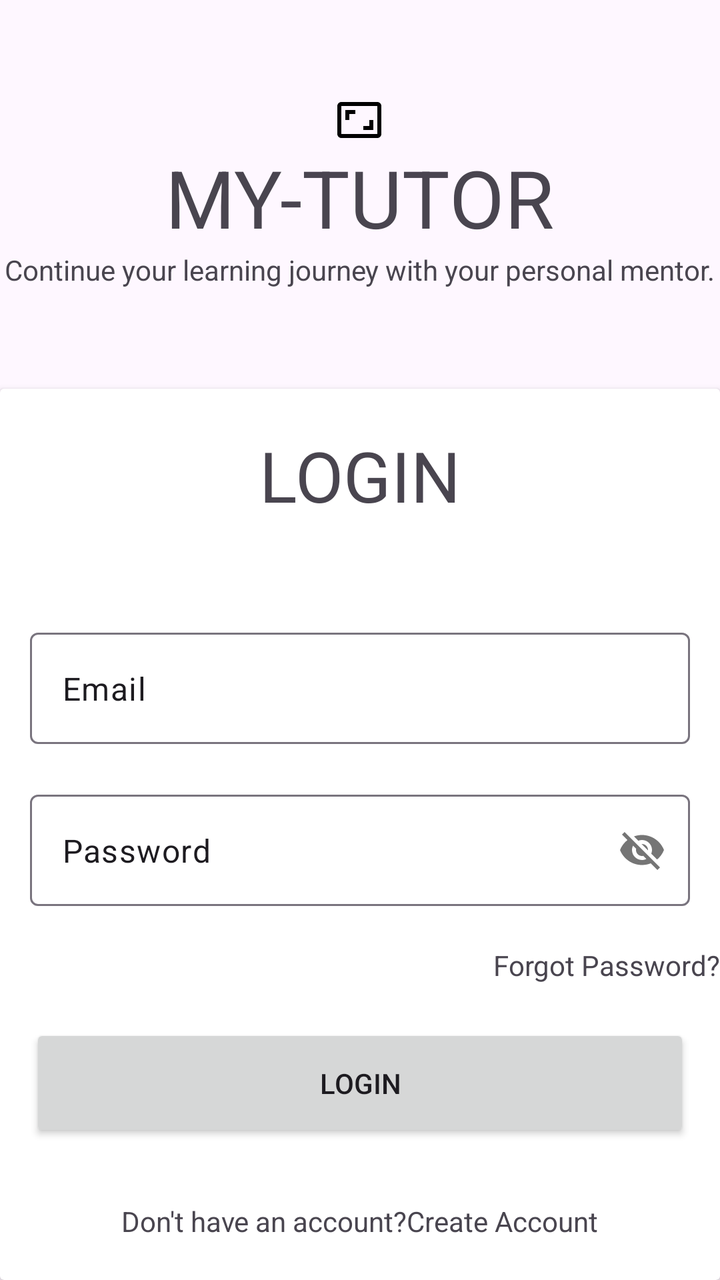
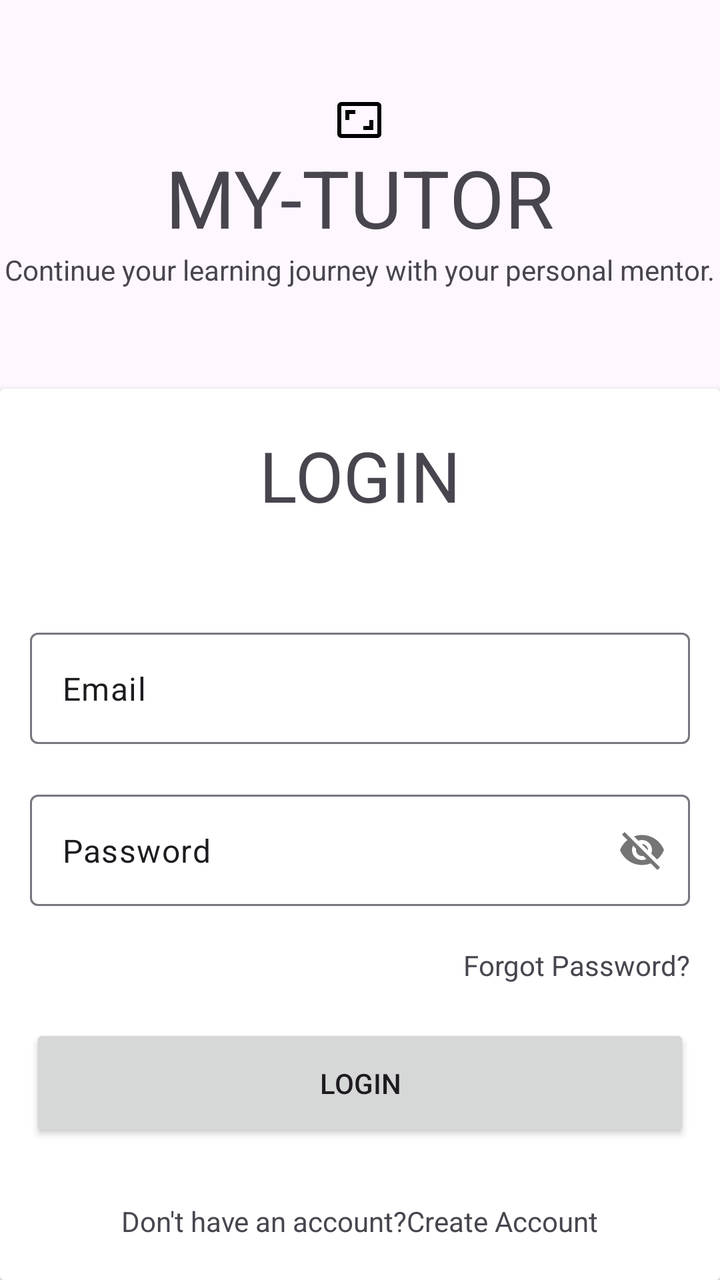

An Android layout rendered at two revisions. The XML below is the earlier revision; the diff shows what the commit changed to produce the second picture.
<!-- AndroidManifest.xml: application theme Theme.MyTutor -->
<!-- res/layout/activity_login.xml -->
<?xml version="1.0" encoding="utf-8"?>
<LinearLayout
    xmlns:android="http://schemas.android.com/apk/res/android"
    xmlns:app="http://schemas.android.com/apk/res-auto"
    xmlns:tools="http://schemas.android.com/tools"
    android:id="@+id/main"
    android:layout_width="match_parent"
    android:layout_height="match_parent"
    android:orientation="vertical"
    tools:context=".LoginActivity">


    <TextView
        android:layout_width="wrap_content"
        android:layout_height="wrap_content"
        android:text="My-Tutor"
        android:drawableTop="@drawable/outline_aspect_ratio_24"
        android:textAllCaps="true"
        android:textSize="40sp"
        android:layout_marginTop="48dp"
        android:layout_gravity="center"/>

    <TextView
        android:layout_width="wrap_content"
        android:layout_height="wrap_content"
        android:text="Continue your learning journey with your personal mentor."
        android:layout_gravity="center"/>

    
    <androidx.cardview.widget.CardView
        android:layout_width="360sp"
        android:layout_height="wrap_content"
        android:layout_marginTop="50dp"
        android:layout_gravity="center">



        <LinearLayout
            android:layout_width="match_parent"
            android:layout_height="wrap_content"
            android:orientation="vertical">

            <TextView
                android:layout_width="wrap_content"
                android:layout_height="wrap_content"
                android:layout_marginTop="20dp"
                android:text="LOGIN"
                android:layout_gravity="center"
                android:textSize="35sp"/>

            <com.google.android.material.textfield.TextInputLayout
                android:layout_width="330dp"
                android:layout_height="wrap_content"
                android:layout_gravity="center"
                android:layout_marginTop="50dp">
                <com.google.android.material.textfield.TextInputEditText
                    android:layout_width="match_parent"
                    android:layout_height="match_parent"
                    android:id="@+id/email"
                    android:text="Email"/>
            </com.google.android.material.textfield.TextInputLayout>

            <com.google.android.material.textfield.TextInputLayout
                android:layout_width="330dp"
                android:layout_height="wrap_content"
                android:layout_gravity="center"
                android:layout_marginTop="20dp"
                app:passwordToggleEnabled="true">
                <com.google.android.material.textfield.TextInputEditText
                    android:layout_width="match_parent"
                    android:layout_height="match_parent"
                    android:id="@+id/password"
                    android:text="Password"/>
            </com.google.android.material.textfield.TextInputLayout>
            <TextView
                android:layout_width="wrap_content"
                android:layout_height="wrap_content"
                android:id="@+id/forgotPassword"
                android:text="Forgot Password?"
                android:layout_gravity="right"
                android:layout_marginTop="20dp"/>

            <androidx.appcompat.widget.AppCompatButton
                android:layout_width="330dp"
                android:layout_height="wrap_content"
                android:id="@+id/loginBtn"
                android:layout_gravity="center"
                android:layout_marginTop="20dp"
                android:padding="20dp"
                android:text="Login"/>

            <TextView
                android:layout_width="wrap_content"
                android:layout_height="wrap_content"
                android:id="@+id/register"
                android:text="Don't have an account?Create Account"
                android:layout_gravity="center"
                android:layout_marginBottom="20dp"
                android:layout_marginTop="30dp"/>

        </LinearLayout>

    </androidx.cardview.widget.CardView>


</LinearLayout>
<!-- resources referenced by this layout -->
<resources>
  <!-- drawable outline_aspect_ratio_24 (drawable) -->
  <vector xmlns:android="http://schemas.android.com/apk/res/android" android:height="24dp" android:tint="#000000" android:viewportHeight="24" android:viewportWidth="24" android:width="24dp">
        
      <path android:fillColor="@android:color/white" android:pathData="M19,12h-2v3h-3v2h5v-5zM7,9h3L10,7L5,7v5h2L7,9zM21,3L3,3c-1.1,0 -2,0.9 -2,2v14c0,1.1 0.9,2 2,2h18c1.1,0 2,-0.9 2,-2L23,5c0,-1.1 -0.9,-2 -2,-2zM21,19.01L3,19.01L3,4.99h18v14.02z"/>
      
  </vector>
  <style name="Theme.MyTutor" parent="Base.Theme.MyTutor" />
  <style name="Base.Theme.MyTutor" parent="Theme.Material3.DayNight.NoActionBar">
          
          
      </style>
</resources>

<!-- the commit's change to res/layout/activity_login.xml (unified diff, before → after) -->
@@ -78,6 +78,7 @@
                 android:id="@+id/forgotPassword"
                 android:text="Forgot Password?"
                 android:layout_gravity="right"
+                android:layout_marginEnd="15dp"
                 android:layout_marginTop="20dp"/>
 
             <androidx.appcompat.widget.AppCompatButton
@@ -93,6 +94,7 @@
                 android:layout_width="wrap_content"
                 android:layout_height="wrap_content"
                 android:id="@+id/register"
+                android:clickable="true"
                 android:text="Don't have an account?Create Account"
                 android:layout_gravity="center"
                 android:layout_marginBottom="20dp"
